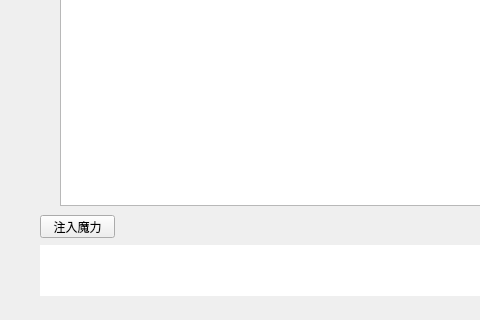
This is pages/chat_page.ui in yuruotong1/autoMate as Qt 5 draws it before an edit; both pictures show x 0 to 480 and y 358 to 678 of the 647 by 678 pixel window. The edited form follows.
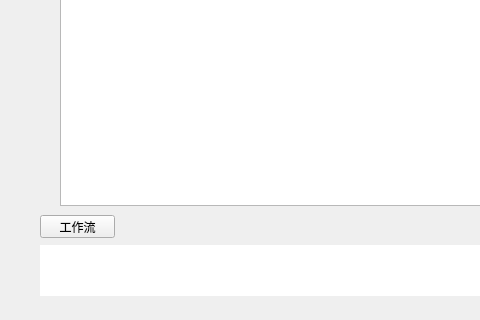
This is the edited form.

Patch:
```diff
--- a/pages/chat_page.ui
+++ b/pages/chat_page.ui
@@ -50,7 +50,7 @@
      </rect>
     </property>
     <property name="text">
-     <string>注入魔力</string>
+     <string>工作流</string>
     </property>
    </widget>
   </widget>
```
